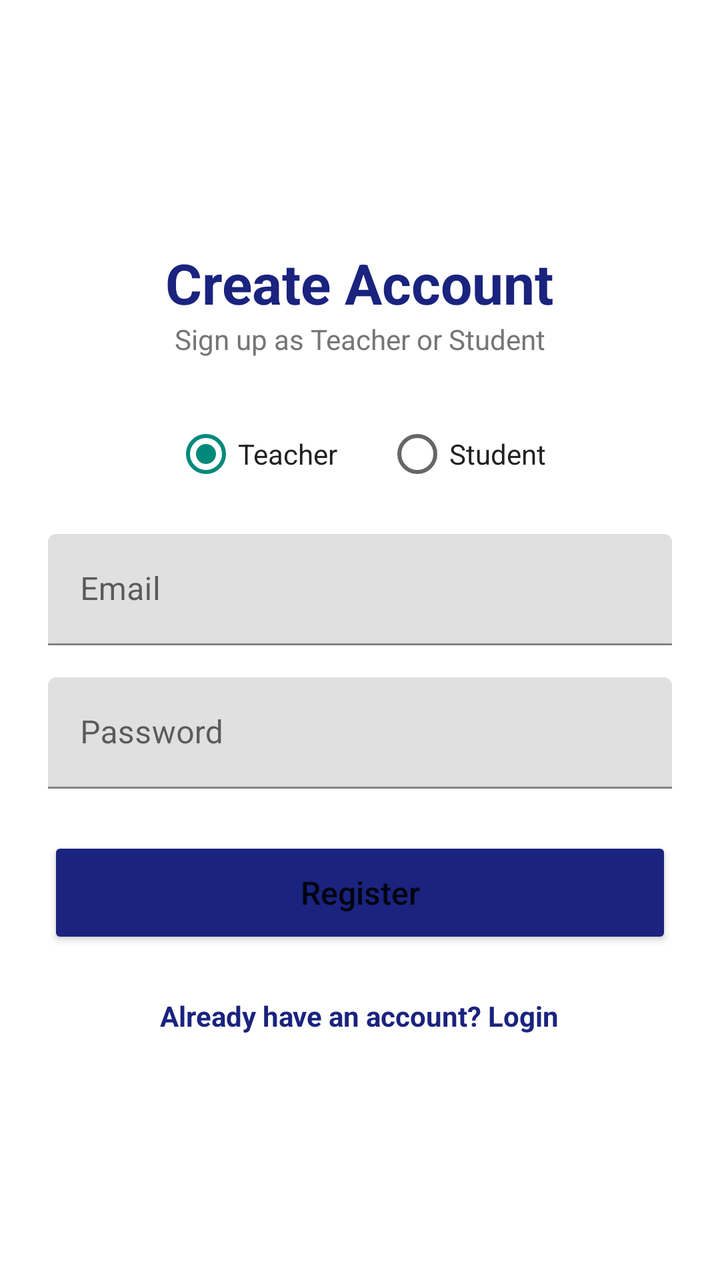
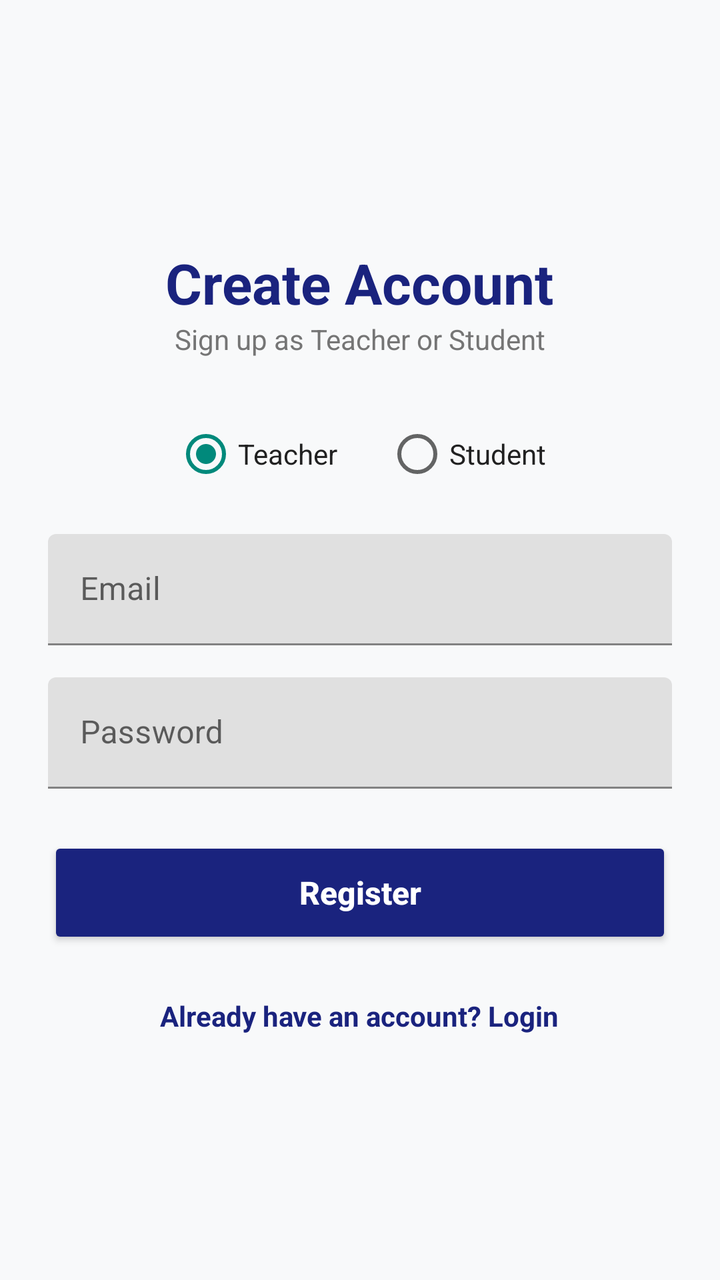

Compare the two renders of this Android layout. The source of the first and the diff that turns it into the second are given below.
<!-- AndroidManifest.xml: activity theme Theme.Attendance_system -->
<!-- res/layout/activity_register.xml -->
<?xml version="1.0" encoding="utf-8"?>
<ScrollView xmlns:android="http://schemas.android.com/apk/res/android"
    android:layout_width="match_parent"
    android:layout_height="match_parent"
    android:fillViewport="true"
    android:padding="24dp">

    <LinearLayout
        android:layout_width="match_parent"
        android:layout_height="wrap_content"
        android:gravity="center"
        android:orientation="vertical">

        <TextView
            android:layout_width="wrap_content"
            android:layout_height="wrap_content"
            android:text="Create Account"
            android:textColor="@color/primary_navy"
            android:textSize="28sp"
            android:textStyle="bold" />

        <TextView
            android:layout_width="wrap_content"
            android:layout_height="wrap_content"
            android:layout_marginBottom="24dp"
            android:text="Sign up as Teacher or Student"
            android:textColor="@color/text_muted"
            android:textSize="14sp" />

        <RadioGroup
            android:id="@+id/rgRole"
            android:layout_width="match_parent"
            android:layout_height="wrap_content"
            android:layout_marginBottom="16dp"
            android:gravity="center"
            android:orientation="horizontal">

            <RadioButton
                android:id="@+id/rbTeacher"
                android:layout_width="wrap_content"
                android:layout_height="wrap_content"
                android:layout_marginEnd="24dp"
                android:checked="true"
                android:text="Teacher"
                android:textColor="@color/text_dark" />

            <RadioButton
                android:id="@+id/rbStudent"
                android:layout_width="wrap_content"
                android:layout_height="wrap_content"
                android:text="Student"
                android:textColor="@color/text_dark" />

        </RadioGroup>

        <com.google.android.material.textfield.TextInputLayout
            android:id="@+id/tilStudentId"
            android:layout_width="match_parent"
            android:layout_height="wrap_content"
            android:layout_marginBottom="16dp"
            android:visibility="gone">

            <com.google.android.material.textfield.TextInputEditText
                android:id="@+id/etStudentId"
                android:layout_width="match_parent"
                android:layout_height="wrap_content"
                android:hint="Student Name / ID (e.g. Rahim)"
                android:inputType="text" />

        </com.google.android.material.textfield.TextInputLayout>

        <com.google.android.material.textfield.TextInputLayout
            android:layout_width="match_parent"
            android:layout_height="wrap_content"
            android:layout_marginBottom="16dp">

            <com.google.android.material.textfield.TextInputEditText
                android:id="@+id/etRegEmail"
                android:layout_width="match_parent"
                android:layout_height="wrap_content"
                android:hint="@string/email"
                android:inputType="textEmailAddress" />

        </com.google.android.material.textfield.TextInputLayout>

        <com.google.android.material.textfield.TextInputLayout
            android:layout_width="match_parent"
            android:layout_height="wrap_content"
            android:layout_marginBottom="24dp">

            <com.google.android.material.textfield.TextInputEditText
                android:id="@+id/etRegPassword"
                android:layout_width="match_parent"
                android:layout_height="wrap_content"
                android:hint="@string/password"
                android:inputType="textPassword" />

        </com.google.android.material.textfield.TextInputLayout>

        <Button
            android:id="@+id/btnRegister"
            android:layout_width="match_parent"
            android:layout_height="56dp"
            android:backgroundTint="@color/primary_navy"
            android:text="@string/register"
            android:textAllCaps="false"
            android:textSize="16sp" />

        <TextView
            android:id="@+id/tvGoToLogin"
            android:layout_width="wrap_content"
            android:layout_height="wrap_content"
            android:layout_marginTop="24dp"
            android:text="Already have an account? Login"
            android:textColor="@color/primary_navy"
            android:textSize="14sp"
            android:textStyle="bold" />

    </LinearLayout>

</ScrollView>
<!-- resources referenced by this layout -->
<resources>
  <color name="primary_navy">#1A237E</color>
  <color name="text_dark">#212121</color>
  <color name="text_muted">#757575</color>
  <string name="email">Email</string>
  <string name="password">Password</string>
  <string name="register">Register</string>
  <style name="Theme.Attendance_system" parent="Theme.MaterialComponents.Light.NoActionBar">
          <item name="colorPrimary">@color/purple_500</item>
          <item name="colorPrimaryVariant">@color/purple_700</item>
          <item name="colorOnPrimary">@color/white</item>
          <item name="colorSecondary">@color/teal_200</item>
      </style>
  <color name="purple_500">#1A237E</color>
  <color name="purple_700">#0D47A1</color>
  <color name="white">#FFFFFFFF</color>
  <color name="teal_200">#00897B</color>
</resources>

<!-- the commit's change to res/layout/activity_register.xml (unified diff, before → after) -->
@@ -2,6 +2,7 @@
 <ScrollView xmlns:android="http://schemas.android.com/apk/res/android"
     android:layout_width="match_parent"
     android:layout_height="match_parent"
+    android:background="@color/background_light"
     android:fillViewport="true"
     android:padding="24dp">
 
@@ -65,7 +66,8 @@
                 android:layout_width="match_parent"
                 android:layout_height="wrap_content"
                 android:hint="Student Name / ID (e.g. Rahim)"
-                android:inputType="text" />
+                android:inputType="text"
+                android:textColor="@color/text_dark" />
 
         </com.google.android.material.textfield.TextInputLayout>
 
@@ -79,7 +81,8 @@
                 android:layout_width="match_parent"
                 android:layout_height="wrap_content"
                 android:hint="@string/email"
-                android:inputType="textEmailAddress" />
+                android:inputType="textEmailAddress"
+                android:textColor="@color/text_dark" />
 
         </com.google.android.material.textfield.TextInputLayout>
 
@@ -93,7 +96,8 @@
                 android:layout_width="match_parent"
                 android:layout_height="wrap_content"
                 android:hint="@string/password"
-                android:inputType="textPassword" />
+                android:inputType="textPassword"
+                android:textColor="@color/text_dark" />
 
         </com.google.android.material.textfield.TextInputLayout>
 
@@ -104,7 +108,9 @@
             android:backgroundTint="@color/primary_navy"
             android:text="@string/register"
             android:textAllCaps="false"
-            android:textSize="16sp" />
+            android:textColor="@color/white"
+            android:textSize="16sp"
+            android:textStyle="bold" />
 
         <TextView
             android:id="@+id/tvGoToLogin"
<!-- resource entries referenced after the edit -->
@@ -1,5 +1,6 @@
 <!-- resources referenced by this layout -->
 <resources>
+  <color name="background_light">#F8F9FA</color>
   <color name="primary_navy">#1A237E</color>
   <color name="text_dark">#212121</color>
   <color name="text_muted">#757575</color>
